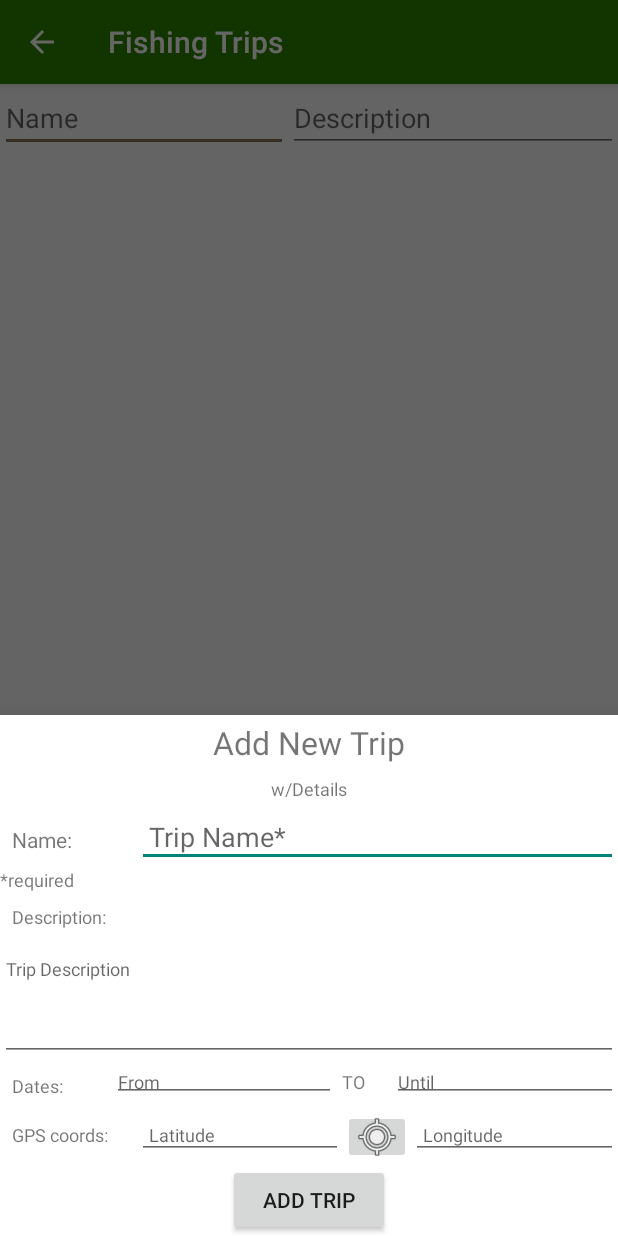
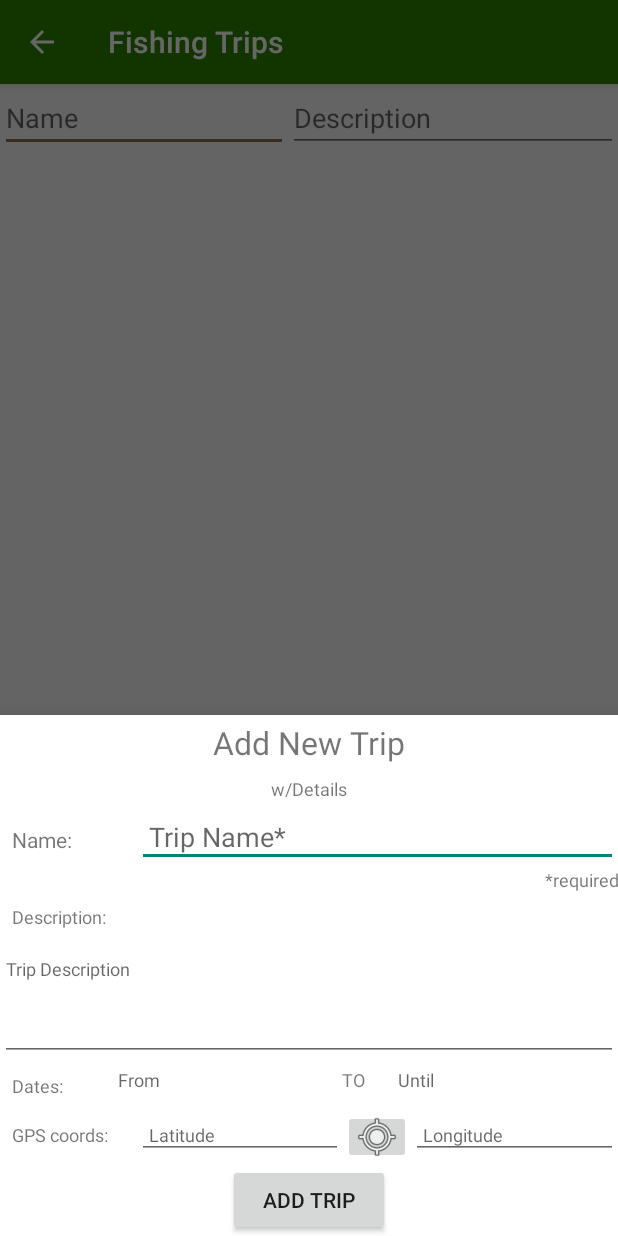
Before and after one commit to g1matheus/AnyoneCanFish, an Android app: the FishingTripsActivity screen opened directly, with no data from a screen before it, after a tap on an icon or button, on a phone screen of 412 x 824 dp. Run offline under Robolectric (Android 15) with nearby library versions, the phone set to English and light mode, and no system bars; our stand-ins replace Firebase (no records; nobody signed in at launch, a user with empty details on screens opened directly), Picasso; libraries missing offline, so code that uses them is left out: com.firebase.ui; pictures from the network do not load; Roboto replaces fonts that are not available here.

```diff
--- a/app/src/main/java/com/homebrewforlife/sharkydart/anyonecanfish/FishingTripsActivity.java
+++ b/app/src/main/java/com/homebrewforlife/sharkydart/anyonecanfish/FishingTripsActivity.java
@@ -317,6 +317,7 @@ public class FishingTripsActivity extends AppCompatActivity implements TripDetai
         FirebaseFirestore mFS_Store = FirebaseFirestore.getInstance();
         FirebaseUser mCurUser = FirebaseAuth.getInstance().getCurrentUser();
         if(mCurUser != null){
+            Log.d(LOG_TAG,"user:good, add the trip...");
             FirestoreAdds.addFS_trip(mContext, mFS_Store, new Fire_User(mCurUser), theTrip);
             Toast.makeText(mContext, "Making a trip...", Toast.LENGTH_SHORT).show();
         }
--- a/app/src/main/java/com/homebrewforlife/sharkydart/anyonecanfish/TripDetailsSheet.java
+++ b/app/src/main/java/com/homebrewforlife/sharkydart/anyonecanfish/TripDetailsSheet.java
@@ -1,39 +1,48 @@
 package com.homebrewforlife.sharkydart.anyonecanfish;
 
+import android.app.DatePickerDialog;
 import android.content.Context;
 import android.os.Bundle;
 import android.support.annotation.NonNull;
 import android.support.annotation.Nullable;
 import android.support.design.widget.BottomSheetDialogFragment;
+import android.util.Log;
 import android.view.LayoutInflater;
 import android.view.View;
 import android.view.ViewGroup;
 import android.widget.Button;
+import android.widget.DatePicker;
 import android.widget.EditText;
+import android.widget.TextView;
 import android.widget.Toast;
 
 import com.google.firebase.Timestamp;
 import com.homebrewforlife.sharkydart.anyonecanfish.models.Fire_Trip;
 
 import java.sql.Date;
+import java.text.DateFormat;
+import java.text.SimpleDateFormat;
+import java.util.Calendar;
 
-import javax.xml.datatype.Duration;
-
-public class TripDetailsSheet extends BottomSheetDialogFragment {
+public class TripDetailsSheet extends BottomSheetDialogFragment implements DatePickerDialog.OnDateSetListener {
+    private final String LOG_TAG = "fart.TripDetailSheet";
     private TripSheetListener mListener;
     private EditText etName;
     private EditText etDesc;
-    private EditText etStart;
-    private EditText etEnd;
+    private TextView etStart;
+    private TextView etEnd;
     private EditText etLat;
     private EditText etLon;
     private Context mContext;
+    public boolean dateStart;
 
     @Nullable
     @Override
     public View onCreateView(@NonNull LayoutInflater inflater, @Nullable ViewGroup container, @Nullable Bundle savedInstanceState) {
         View v = inflater.inflate(R.layout.trips_sheet, container, false);
         mContext = v.getContext();
+        dateStart = false;
+        final DatePickerDialog datePickerDialog = new DatePickerDialog(mContext, this, 2019, 8, 21);
 
         etName = v.findViewById(R.id.etTripName);
         etDesc = v.findViewById(R.id.etTripDesc);
@@ -41,6 +50,21 @@ public class TripDetailsSheet extends BottomSheetDialogFragment {
         etEnd = v.findViewById(R.id.etTripEnd);
         etLat = v.findViewById(R.id.etTripLat);
         etLon = v.findViewById(R.id.etTripLon);
+
+        etStart.setOnClickListener(new View.OnClickListener() {
+            @Override
+            public void onClick(View view) {
+                dateStart = true;
+                datePickerDialog.show();
+            }
+        });
+        etEnd.setOnClickListener(new View.OnClickListener() {
+            @Override
+            public void onClick(View view) {
+                dateStart = false;
+                datePickerDialog.show();
+            }
+        });
 
 //        Button btnGps;
 
@@ -53,10 +77,13 @@ public class TripDetailsSheet extends BottomSheetDialogFragment {
                         Fire_Trip newTrip = new Fire_Trip();
                         newTrip.setName(etName.getText().toString());
                         newTrip.setDesc(etDesc.getText().toString());
-                        newTrip.setDateStart(new Timestamp(Date.valueOf(etStart.getText().toString())));
-                        newTrip.setDateEnd(new Timestamp(Date.valueOf(etEnd.getText().toString())));
-                        newTrip.setLatitude(Double.parseDouble(etLat.getText().toString()));
-                        newTrip.setLongitude(Double.parseDouble(etLon.getText().toString()));
+                        Log.d(LOG_TAG,"name and desc found and set");
+//                        newTrip.setDateStart(dateToTimestamp());
+//                        newTrip.setDateEnd(new Timestamp(Date.valueOf(etEnd.getText().toString())));
+                        Log.d(LOG_TAG,"dates found and set");
+//                        newTrip.setLatitude(Double.parseDouble(etLat.getText().toString()));
+//                        newTrip.setLongitude(Double.parseDouble(etLon.getText().toString()));
+                        Log.d(LOG_TAG,"GPS coords found and set");
                         clearViews();
 
                         mListener.onAddTripBtnClicked(newTrip);
@@ -72,13 +99,35 @@ public class TripDetailsSheet extends BottomSheetDialogFragment {
 
         return v;
     }
-    private void clearViews(){
-        etName.setText("");
-        etDesc.setText("");
-        etStart.setText("");
-        etEnd.setText("");
-        etLat.setText("");
-        etLon.setText("");
+
+/*
+    private Timestamp dateToTimestamp(Date myDate){
+        DateFormat formatter ;
+        Date date ;
+        formatter = new SimpleDateFormat("dd-MM-yyyy");
+        date = (Date)formatter.parse(str_date);
+        java.sql.Timestamp timeStampDate = new Timestamp(date.getTime());
+*/
+/*
+        // take the Date and put in a calendar object
+        Calendar cal = Calendar.getInstance();
+        cal.setTime(myDate);
+        // put into a Timestamp
+        java.sql.Timestamp stamp = new java.sql.Timestamp(cal.getTimeInMillis());
+        // get the JDBC-formatted string
+        String jdbcTime = stamp.toString();
+*//*
+
+        return new Timestamp(Date.valueOf(jdbcTime));
+    }
+*/
+
+    @Override
+    public void onDateSet(DatePicker datePicker, int year, int month, int day) {
+        if(dateStart)
+            Log.d(LOG_TAG, "START_DATE - year: " + year + " month: " + month + " day: " + day);
+        else
+            Log.d(LOG_TAG, "END_DATE - year: " + year + " month: " + month + " day: " + day);
     }
 
     public interface TripSheetListener{
@@ -96,4 +145,13 @@ public class TripDetailsSheet extends BottomSheetDialogFragment {
                     + " must implement TripSheetListener.");
         }
     }
+
+    private void clearViews(){
+        etName.setText("");
+        etDesc.setText("");
+        etStart.setText("");
+        etEnd.setText("");
+        etLat.setText("");
+        etLon.setText("");
+    }
 }
--- a/app/src/main/res/layout/trips_sheet.xml
+++ b/app/src/main/res/layout/trips_sheet.xml
@@ -52,7 +52,10 @@
         </LinearLayout>
         <TextView
             android:layout_width="match_parent"
-            android:layout_height="wrap_content"
+            android:layout_height="0dp"
+            android:layout_gravity="end"
+            android:gravity="end"
+            android:layout_weight="7"
             android:textSize="12sp"
             android:text="*required"
             tools:ignore="HardcodedText" />
@@ -89,7 +92,7 @@
             android:text="@string/trip_sheet_dates"
             android:textSize="12sp"
             android:padding="8dp"/>
-        <EditText
+        <TextView
             android:importantForAutofill="no"
             android:id="@+id/etTripStart"
             android:layout_width="0dp"
@@ -97,7 +100,7 @@
             android:layout_height="wrap_content"
             android:textSize="12sp"
             android:padding="4dp"
-            android:inputType="date"
+            android:inputType="none"
             android:hint="@string/trip_sheet_from_box"
             tools:ignore="UnusedAttribute" />
         <TextView
@@ -108,7 +111,7 @@
             android:textSize="12sp"
             android:padding="4dp"
             tools:ignore="HardcodedText" />
-        <EditText
+        <TextView
             android:importantForAutofill="no"
             android:id="@+id/etTripEnd"
             android:layout_width="0dp"
@@ -116,7 +119,7 @@
             android:layout_height="wrap_content"
             android:textSize="12sp"
             android:padding="4dp"
-            android:inputType="date"
+            android:inputType="none"
             android:hint="@string/trip_sheet_until_box"
             tools:ignore="UnusedAttribute" />
 
```
